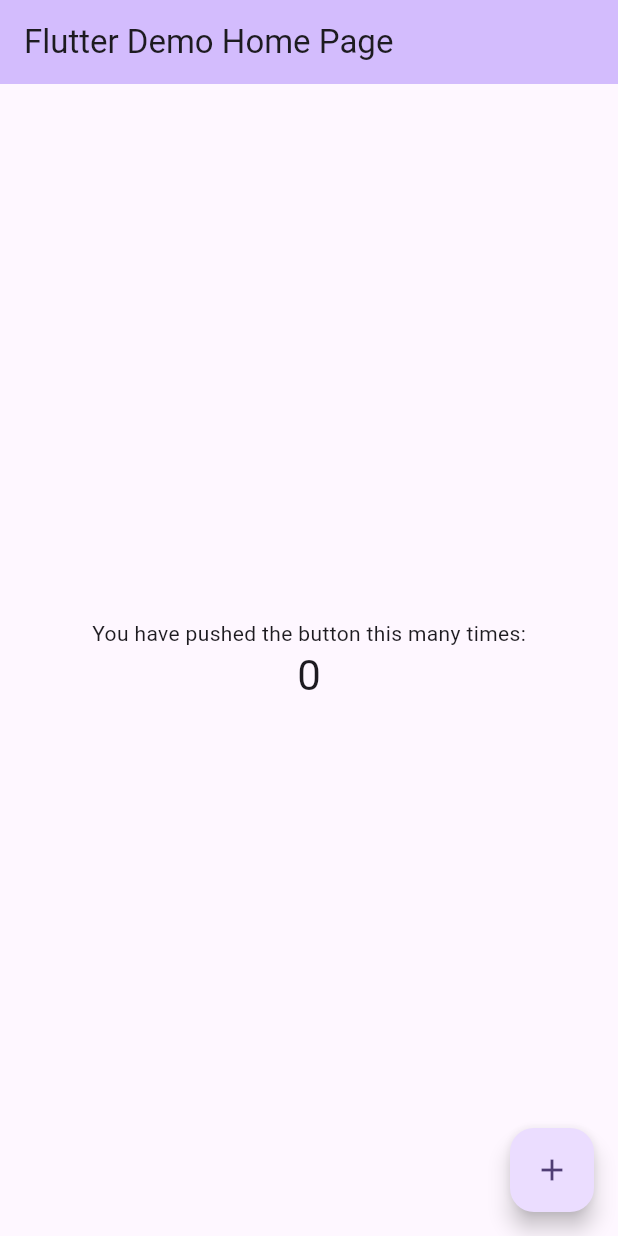
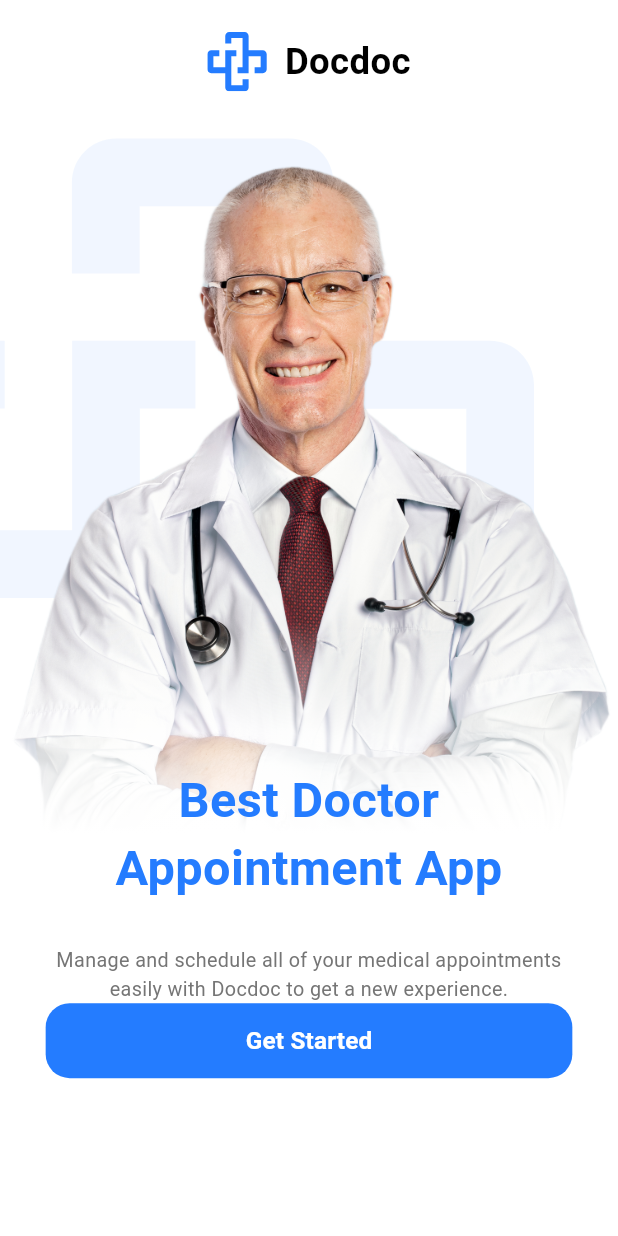
Before and after one commit to AmrMohamed97/flutter_advanced_course, a Flutter app: the screen it shows after launch, on a phone screen of 412 x 824 dp. Run offline on Flutter 3.47's test engine with Material 3 defaults, Android fonts, the phone set to English and light mode, and no system bars; our stand-ins replace flutter_screenutil, flutter_svg.

Commit message:
finish on boarding screen

```diff
--- /dev/null
+++ b/lib/core/helper/extensions.dart
@@ -0,0 +1,22 @@
+import 'package:flutter/material.dart';
+// why use extension تجنب التكرار: يمكنك تجميع الوظائف الشائعة التي تستخدمها في أماكن متعددة
+extension Navigation on BuildContext {
+  Future<dynamic> pushNamed(String routeName, {Object? arguments}) {
+    return Navigator.of(this).pushNamed(routeName, arguments: arguments);
+  }
+
+  Future<dynamic> pushReplacementNamed(String routeName, {Object? arguments}) {
+    return Navigator.of(this)
+        .pushReplacementNamed(routeName, arguments: arguments);
+  }
+
+  Future<dynamic> pushNamedAndRemoveUntil(String routeName,
+      {Object? arguments, required RoutePredicate predicate}) {
+    return Navigator.of(this)
+        .pushNamedAndRemoveUntil(routeName, predicate, arguments: arguments);
+  }
+
+  void pop() {
+    return Navigator.of(this).pop();
+  }
+}
--- /dev/null
+++ b/lib/core/routing/app_router.dart
@@ -0,0 +1,21 @@
+import 'package:flutter/material.dart';
+import 'package:flutter_complete_project/core/routing/routes.dart';
+import 'package:flutter_complete_project/features/login/ui/login_screen.dart';
+import 'package:flutter_complete_project/features/onboarding/onboarding_screen.dart';
+
+class AppRouter {
+  Route generateRoute(RouteSettings settings) {
+    switch (settings.name) {
+      case Routes.onboardingScreen:
+        return MaterialPageRoute(builder: (_) => const OnboardingScreen());
+      case Routes.loginScreen:
+        return MaterialPageRoute(builder: (_) => const LoginScreen());
+      default:
+        return MaterialPageRoute(builder: (_) => Scaffold(
+          body: Center(
+            child: Text('No route defined for ${settings.name}'),
+          ),
+        ));
+    }
+  }
+}
--- /dev/null
+++ b/lib/core/routing/routes.dart
@@ -0,0 +1,4 @@
+class Routes {
+    static const String onboardingScreen = 'onboardingScreen';
+    static const String loginScreen = 'loginScreen';
+}
--- /dev/null
+++ b/lib/core/theaming/colors.dart
@@ -0,0 +1,8 @@
+import 'package:flutter/material.dart';
+
+class ColorsManager {
+  static  const Color mainBlue = Color(0xFF247CFF);
+  static const Color grey = Color(0xFF757575);
+
+
+}
--- /dev/null
+++ b/lib/core/theaming/styles.dart
@@ -0,0 +1,26 @@
+import 'package:flutter/material.dart';
+import 'package:flutter_complete_project/core/theaming/colors.dart';
+import 'package:flutter_screenutil/flutter_screenutil.dart';
+
+class TextStyles {
+  static TextStyle font24Black700Weight = TextStyle(
+    fontSize: 24.sp,
+    fontWeight: FontWeight.w700,
+    color: Colors.black,
+  );
+  static TextStyle font32BlueBold = TextStyle(
+    fontSize: 32.sp,
+    fontWeight: FontWeight.bold,
+    color: ColorsManager.mainBlue,
+  );
+   static TextStyle font13GreyRegular = TextStyle(
+    fontSize: 13.sp,
+    fontWeight: FontWeight.normal,
+    color: ColorsManager.grey,
+  );
+  static TextStyle font16WhiteSemibold = TextStyle(
+    fontSize: 16.sp,
+    fontWeight: FontWeight.w600,
+    color: Colors.white,
+  );
+}
--- /dev/null
+++ b/lib/doc_app.dart
@@ -0,0 +1,28 @@
+import 'package:flutter/material.dart';
+import 'package:flutter_complete_project/core/routing/app_router.dart';
+import 'package:flutter_complete_project/core/routing/routes.dart';
+import 'package:flutter_complete_project/core/theaming/colors.dart';
+import 'package:flutter_screenutil/flutter_screenutil.dart';
+
+class DocApp extends StatelessWidget {
+  final AppRouter appRouter;
+  const DocApp({super.key, required this.appRouter});
+
+  @override
+  Widget build(BuildContext context) {
+    return ScreenUtilInit(
+      designSize: const Size(375, 812),
+      minTextAdapt: true,
+      child: MaterialApp(
+        debugShowCheckedModeBanner: false,
+        title: 'Doc App',
+        theme: ThemeData(
+          primaryColor: ColorsManager.mainBlue,
+          scaffoldBackgroundColor: Colors.white,
+        ),
+        onGenerateRoute: appRouter.generateRoute,
+        initialRoute: Routes.onboardingScreen,
+      ),
+    );
+  }
+}
--- /dev/null
+++ b/lib/features/login/ui/login_screen.dart
@@ -0,0 +1,14 @@
+import 'package:flutter/material.dart';
+
+class LoginScreen extends StatelessWidget {
+  const LoginScreen({super.key});
+
+  @override
+  Widget build(BuildContext context) {
+    return const Scaffold(
+      body: Center(
+        child: Text('Login Screen'),
+      ),
+    );
+  }
+}
--- /dev/null
+++ b/lib/features/onboarding/onboarding_screen.dart
@@ -0,0 +1,47 @@
+import 'package:flutter/material.dart';
+import 'package:flutter_complete_project/core/theaming/styles.dart';
+import 'package:flutter_complete_project/features/onboarding/widgets/doc_logo_and_name.dart';
+import 'package:flutter_complete_project/features/onboarding/widgets/doctor_image_and_text.dart';
+import 'package:flutter_complete_project/features/onboarding/widgets/get_started_button.dart';
+import 'package:flutter_screenutil/flutter_screenutil.dart';
+
+class OnboardingScreen extends StatelessWidget {
+  const OnboardingScreen({super.key});
+
+  @override
+  Widget build(BuildContext context) {
+    return Scaffold(
+      body: SafeArea(
+        child: SingleChildScrollView(
+          child: Padding(
+            padding: EdgeInsets.only(
+              top: 20.h,
+              bottom: 30.h,
+            ),
+            child: Column(
+              children: [
+                DocLogoAndName(),
+                SizedBox(
+                  height: 30.h,
+                ),
+                DoctorImageAndText(),
+                Padding(
+                    padding: EdgeInsets.symmetric(horizontal: 30.h),
+                    child: Column(
+                      children: [
+                        Text(
+                          'Manage and schedule all of your medical appointments easily with Docdoc to get a new experience.',
+                          textAlign: TextAlign.center,
+                          style: TextStyles.font13GreyRegular,
+                        ),
+                        GetStartedButton(),
+                      ],
+                    )),
+              ],
+            ),
+          ),
+        ),
+      ),
+    );
+  }
+}
--- /dev/null
+++ b/lib/features/onboarding/widgets/doc_logo_and_name.dart
@@ -0,0 +1,28 @@
+import 'package:flutter/material.dart';
+import 'package:flutter_complete_project/core/theaming/styles.dart';
+import 'package:flutter_screenutil/flutter_screenutil.dart';
+import 'package:flutter_svg/flutter_svg.dart';
+
+class DocLogoAndName extends StatelessWidget {
+  const DocLogoAndName({super.key});
+
+  @override
+  Widget build(BuildContext context) {
+    return Row(
+      mainAxisAlignment: MainAxisAlignment.center,
+      children: [
+        SvgPicture.asset(
+          'assets/svgs/docLogo.svg',
+          height: 40.h,
+        ),
+        SizedBox(
+          width: 10.w,
+        ),
+        Text(
+          'Docdoc',
+          style: TextStyles.font24Black700Weight,
+        )
+      ],
+    );
+  }
+}
--- /dev/null
+++ b/lib/features/onboarding/widgets/doctor_image_and_text.dart
@@ -0,0 +1,40 @@
+import 'package:flutter/material.dart';
+import 'package:flutter_complete_project/core/theaming/styles.dart';
+import 'package:flutter_svg/flutter_svg.dart';
+
+class DoctorImageAndText extends StatelessWidget {
+  const DoctorImageAndText({super.key});
+
+  @override
+  Widget build(BuildContext context) {
+    return Stack(
+      children: [
+        SvgPicture.asset('assets/svgs/docLogoLowOpacity.svg'),
+        Container(
+          foregroundDecoration: BoxDecoration(
+            gradient: LinearGradient(
+              colors: [
+                Colors.white,
+                Colors.white.withAlpha(0),
+              ],
+              begin: Alignment.bottomCenter,
+              end: Alignment.topCenter,
+              stops: const [.14, .4],
+            ),
+          ),
+          child: Image.asset('assets/images/onboardingDoctor.png'),
+        ),
+        Positioned(
+          right: 0,
+          left: 0,
+          bottom: 30,
+          child: Text(
+            'Best Doctor\nAppointment App',
+            textAlign: TextAlign.center,
+            style: TextStyles.font32BlueBold.copyWith(height: 1.4),
+          ),
+        ),
+      ],
+    );
+  }
+}
--- /dev/null
+++ b/lib/features/onboarding/widgets/get_started_button.dart
@@ -0,0 +1,36 @@
+import 'package:flutter/material.dart';
+import 'package:flutter_complete_project/core/helper/extensions.dart';
+import 'package:flutter_complete_project/core/routing/routes.dart';
+import 'package:flutter_complete_project/core/theaming/colors.dart';
+import 'package:flutter_complete_project/core/theaming/styles.dart';
+
+class GetStartedButton extends StatelessWidget {
+  const GetStartedButton({super.key});
+
+  @override
+  Widget build(BuildContext context) {
+    return TextButton(
+      onPressed: () {
+        context.pushNamed(Routes.loginScreen);
+      },
+      style: ButtonStyle(
+        backgroundColor: WidgetStateProperty.all(
+          ColorsManager.mainBlue,
+        ),
+        tapTargetSize: MaterialTapTargetSize.shrinkWrap,
+        minimumSize: WidgetStateProperty.all(
+          const Size(double.infinity, 50),
+        ),
+        shape: WidgetStateProperty.all(
+          RoundedRectangleBorder(
+            borderRadius: BorderRadius.circular(16),
+          ),
+        ),
+      ),
+      child: Text(
+        'Get Started',
+        style: TextStyles.font16WhiteSemibold,
+      ),
+    );
+  }
+}
--- a/lib/main.dart
+++ b/lib/main.dart
@@ -1,125 +1,7 @@
 import 'package:flutter/material.dart';
+import 'package:flutter_complete_project/core/routing/app_router.dart';
+import 'package:flutter_complete_project/doc_app.dart';
 
 void main() {
-  runApp(const MyApp());
+  runApp(  DocApp(appRouter: AppRouter(),));
 }
-
-class MyApp extends StatelessWidget {
-  const MyApp({super.key});
-
-  // This widget is the root of your application.
-  @override
-  Widget build(BuildContext context) {
-    return MaterialApp(
-      title: 'Flutter Demo',
-      theme: ThemeData(
-        // This is the theme of your application.
-        //
-        // TRY THIS: Try running your application with "flutter run". You'll see
-        // the application has a purple toolbar. Then, without quitting the app,
-        // try changing the seedColor in the colorScheme below to Colors.green
-        // and then invoke "hot reload" (save your changes or press the "hot
-        // reload" button in a Flutter-supported IDE, or press "r" if you used
-        // the command line to start the app).
-        //
-        // Notice that the counter didn't reset back to zero; the application
-        // state is not lost during the reload. To reset the state, use hot
-        // restart instead.
-        //
-        // This works for code too, not just values: Most code changes can be
-        // tested with just a hot reload.
-        colorScheme: ColorScheme.fromSeed(seedColor: Colors.deepPurple),
-        useMaterial3: true,
-      ),
-      home: const MyHomePage(title: 'Flutter Demo Home Page'),
-    );
-  }
-}
-
-class MyHomePage extends StatefulWidget {
-  const MyHomePage({super.key, required this.title});
-
-  // This widget is the home page of your application. It is stateful, meaning
-  // that it has a State object (defined below) that contains fields that affect
-  // how it looks.
-
-  // This class is the configuration for the state. It holds the values (in this
-  // case the title) provided by the parent (in this case the App widget) and
-  // used by the build method of the State. Fields in a Widget subclass are
-  // always marked "final".
-
-  final String title;
-
-  @override
-  State<MyHomePage> createState() => _MyHomePageState();
-}
-
-class _MyHomePageState extends State<MyHomePage> {
-  int _counter = 0;
-
-  void _incrementCounter() {
-    setState(() {
-      // This call to setState tells the Flutter framework that something has
-      // changed in this State, which causes it to rerun the build method below
-      // so that the display can reflect the updated values. If we changed
-      // _counter without calling setState(), then the build method would not be
-      // called again, and so nothing would appear to happen.
-      _counter++;
-    });
-  }
-
-  @override
-  Widget build(BuildContext context) {
-    // This method is rerun every time setState is called, for instance as done
-    // by the _incrementCounter method above.
-    //
-    // The Flutter framework has been optimized to make rerunning build methods
-    // fast, so that you can just rebuild anything that needs updating rather
-    // than having to individually change instances of widgets.
-    return Scaffold(
-      appBar: AppBar(
-        // TRY THIS: Try changing the color here to a specific color (to
-        // Colors.amber, perhaps?) and trigger a hot reload to see the AppBar
-        // change color while the other colors stay the same.
-        backgroundColor: Theme.of(context).colorScheme.inversePrimary,
-        // Here we take the value from the MyHomePage object that was created by
-        // the App.build method, and use it to set our appbar title.
-        title: Text(widget.title),
-      ),
-      body: Center(
-        // Center is a layout widget. It takes a single child and positions it
-        // in the middle of the parent.
-        child: Column(
-          // Column is also a layout widget. It takes a list of children and
-          // arranges them vertically. By default, it sizes itself to fit its
-          // children horizontally, and tries to be as tall as its parent.
-          //
-          // Column has various properties to control how it sizes itself and
-          // how it positions its children. Here we use mainAxisAlignment to
-          // center the children vertically; the main axis here is the vertical
-          // axis because Columns are vertical (the cross axis would be
-          // horizontal).
-          //
-          // TRY THIS: Invoke "debug painting" (choose the "Toggle Debug Paint"
-          // action in the IDE, or press "p" in the console), to see the
-          // wireframe for each widget.
-          mainAxisAlignment: MainAxisAlignment.center,
-          children: <Widget>[
-            const Text(
-              'You have pushed the button this many times:',
-            ),
-            Text(
-              '$_counter',
-              style: Theme.of(context).textTheme.headlineMedium,
-            ),
-          ],
-        ),
-      ),
-      floatingActionButton: FloatingActionButton(
-        onPressed: _incrementCounter,
-        tooltip: 'Increment',
-        child: const Icon(Icons.add),
-      ), // This trailing comma makes auto-formatting nicer for build methods.
-    );
-  }
-}
```
Also changed, not shown: pubspec.yaml (+5 -3 lines), assets/images/onboardingDoctor.png (added), assets/svgs/docLogo.svg (added), assets/svgs/docLogoLowOpacity.svg (added), pubspec.lock, 1 other file.
